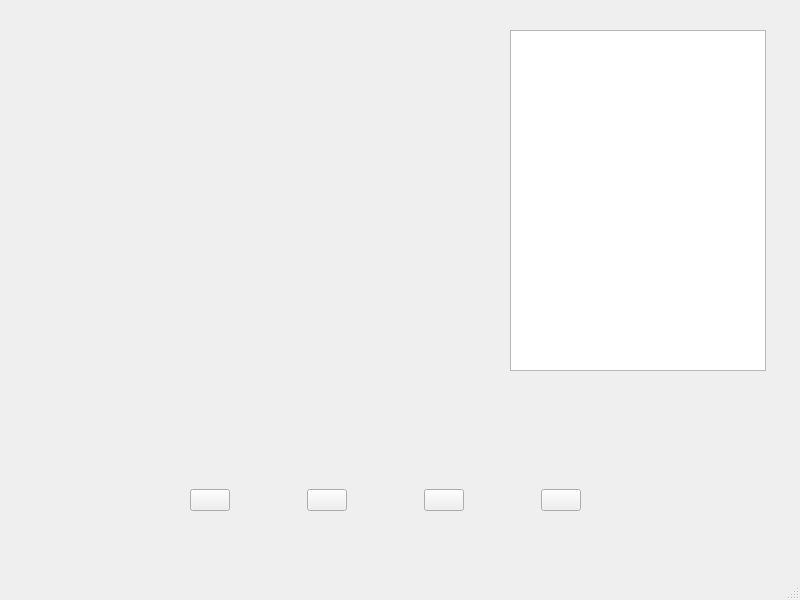
Above: MusicPlayer/mainwindow.ui from yongjiezhu1998/MusicPlayer before the change. Below: the same form after it.
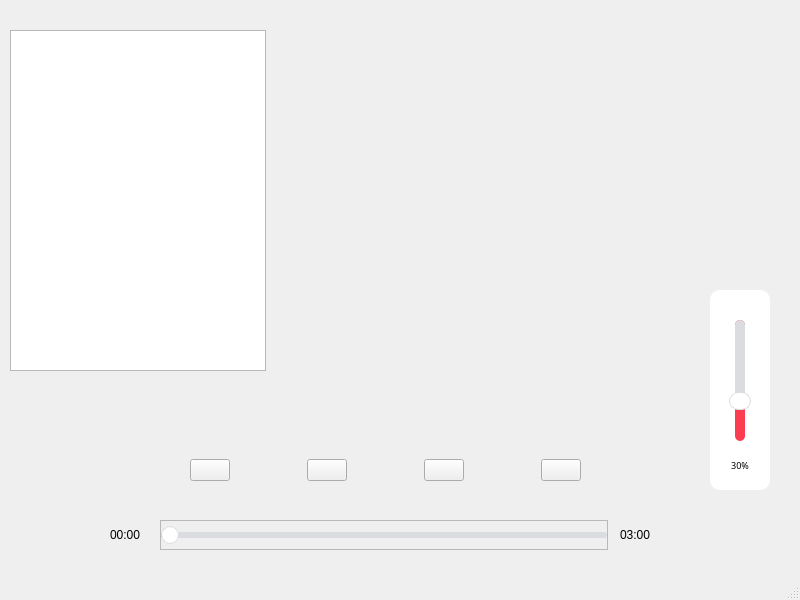
That is the form after the change. Custom widgets are drawn as their Qt base class.

Commit message: 增加音量相关

Diff of the .ui file:
```diff
--- a/MusicPlayer/mainwindow.ui
+++ b/MusicPlayer/mainwindow.ui
@@ -30,18 +30,18 @@
    <widget class="QListWidget" name="musicList">
     <property name="geometry">
      <rect>
-      <x>510</x>
+      <x>10</x>
       <y>30</y>
       <width>256</width>
       <height>341</height>
      </rect>
     </property>
    </widget>
-   <widget class="QWidget" name="">
+   <widget class="QWidget" name="layoutWidget">
     <property name="geometry">
      <rect>
       <x>190</x>
-      <y>460</y>
+      <y>430</y>
       <width>391</width>
       <height>81</height>
      </rect>
@@ -140,6 +140,251 @@
      </item>
     </layout>
    </widget>
+   <widget class="QLabel" name="label_curTime">
+    <property name="geometry">
+     <rect>
+      <x>110</x>
+      <y>520</y>
+      <width>50</width>
+      <height>30</height>
+     </rect>
+    </property>
+    <property name="minimumSize">
+     <size>
+      <width>50</width>
+      <height>0</height>
+     </size>
+    </property>
+    <property name="maximumSize">
+     <size>
+      <width>50</width>
+      <height>16777215</height>
+     </size>
+    </property>
+    <property name="text">
+     <string>00:00</string>
+    </property>
+   </widget>
+   <widget class="QLabel" name="label_sumTime">
+    <property name="geometry">
+     <rect>
+      <x>620</x>
+      <y>520</y>
+      <width>50</width>
+      <height>30</height>
+     </rect>
+    </property>
+    <property name="minimumSize">
+     <size>
+      <width>50</width>
+      <height>0</height>
+     </size>
+    </property>
+    <property name="maximumSize">
+     <size>
+      <width>50</width>
+      <height>16777215</height>
+     </size>
+    </property>
+    <property name="text">
+     <string>03:00</string>
+    </property>
+   </widget>
+   <widget class="QFrame" name="frame">
+    <property name="geometry">
+     <rect>
+      <x>160</x>
+      <y>520</y>
+      <width>448</width>
+      <height>30</height>
+     </rect>
+    </property>
+    <property name="frameShape">
+     <enum>QFrame::StyledPanel</enum>
+    </property>
+    <property name="frameShadow">
+     <enum>QFrame::Raised</enum>
+    </property>
+    <layout class="QHBoxLayout" name="horizontalLayout_2">
+     <property name="spacing">
+      <number>0</number>
+     </property>
+     <property name="leftMargin">
+      <number>0</number>
+     </property>
+     <property name="topMargin">
+      <number>0</number>
+     </property>
+     <property name="rightMargin">
+      <number>0</number>
+     </property>
+     <property name="bottomMargin">
+      <number>0</number>
+     </property>
+     <item>
+      <widget class="Slider" name="slider">
+       <property name="styleSheet">
+        <string notr="true">QSlider {
+    min-height: 20px;
+}
+
+QSlider::groove:horizontal {
+    border: none;
+    height: 6px;
+    background: #DADCDF;
+    margin: 0px;
+    border-radius: 3px;
+}
+
+QSlider::handle:horizontal {
+    background: white;
+    border: 2px solid #FC3D4D;
+	border: 1px solid #DADCDF;
+    width: 16px;
+    height: 16px;
+    margin: -6px 0;
+    border-radius: 9px;
+}
+
+QSlider::sub-page:horizontal {
+    background: #FC3D4D;
+    border-radius: 3px;
+}
+</string>
+       </property>
+       <property name="orientation">
+        <enum>Qt::Horizontal</enum>
+       </property>
+      </widget>
+     </item>
+    </layout>
+   </widget>
+   <widget class="QWidget" name="widget_volumn" native="true">
+    <property name="geometry">
+     <rect>
+      <x>710</x>
+      <y>290</y>
+      <width>60</width>
+      <height>200</height>
+     </rect>
+    </property>
+    <property name="maximumSize">
+     <size>
+      <width>16777215</width>
+      <height>200</height>
+     </size>
+    </property>
+    <property name="styleSheet">
+     <string notr="true">background-color: rgb(255, 255, 255);
+border-radius: 10px;</string>
+    </property>
+    <widget class="QPushButton" name="volume">
+     <property name="geometry">
+      <rect>
+       <x>0</x>
+       <y>160</y>
+       <width>60</width>
+       <height>31</height>
+      </rect>
+     </property>
+     <property name="font">
+      <font>
+       <family>Microsoft YaHei</family>
+       <pointsize>7</pointsize>
+      </font>
+     </property>
+     <property name="focusPolicy">
+      <enum>Qt::NoFocus</enum>
+     </property>
+     <property name="styleSheet">
+      <string notr="true">border: none;</string>
+     </property>
+     <property name="text">
+      <string>30%</string>
+     </property>
+    </widget>
+    <widget class="Slider" name="slider_volumn">
+     <property name="geometry">
+      <rect>
+       <x>15</x>
+       <y>30</y>
+       <width>30</width>
+       <height>121</height>
+      </rect>
+     </property>
+     <property name="minimumSize">
+      <size>
+       <width>30</width>
+       <height>0</height>
+      </size>
+     </property>
+     <property name="maximumSize">
+      <size>
+       <width>30</width>
+       <height>16777215</height>
+      </size>
+     </property>
+     <property name="styleSheet">
+      <string notr="true">QSlider::groove:vertical {
+    border: none;
+    width: 10px;
+	background: rgb(252, 61, 81);
+    margin: 0px;
+    border-radius: 5px;
+}
+
+QSlider::handle:vertical {
+    background: white;
+    border: 2px solid #FC3D4D;
+    border: 1px solid #DADCDF;
+    width: 16px;
+    height: 16px;
+    margin: 0 -6px;
+    border-radius: 9px;
+}
+
+QSlider::sub-page:vertical {
+	background: #DADCDF;
+    border-radius: 5px;
+}
+</string>
+     </property>
+     <property name="maximum">
+      <number>100</number>
+     </property>
+     <property name="value">
+      <number>30</number>
+     </property>
+     <property name="orientation">
+      <enum>Qt::Vertical</enum>
+     </property>
+    </widget>
+   </widget>
+   <widget class="QPushButton" name="pushButton_volumn">
+    <property name="geometry">
+     <rect>
+      <x>720</x>
+      <y>510</y>
+      <width>40</width>
+      <height>40</height>
+     </rect>
+    </property>
+    <property name="styleSheet">
+     <string notr="true">QPushButton {
+    border: none;
+    background-color: transparent;
+}</string>
+    </property>
+    <property name="text">
+     <string/>
+    </property>
+    <property name="iconSize">
+     <size>
+      <width>30</width>
+      <height>30</height>
+     </size>
+    </property>
+   </widget>
   </widget>
   <widget class="QMenuBar" name="menubar">
    <property name="geometry">
@@ -153,6 +398,13 @@
   </widget>
   <widget class="QStatusBar" name="statusbar"/>
  </widget>
+ <customwidgets>
+  <customwidget>
+   <class>Slider</class>
+   <extends>QSlider</extends>
+   <header>slider.h</header>
+  </customwidget>
+ </customwidgets>
  <resources/>
  <connections/>
 </ui>
```
The commit also changes 2 other files.
